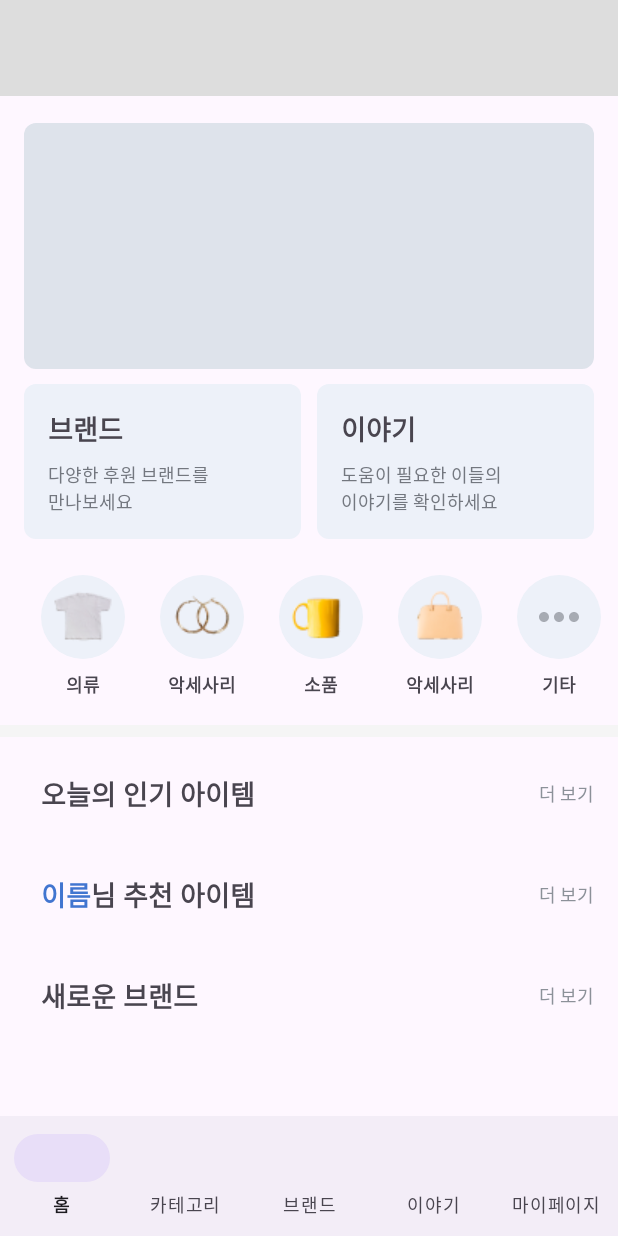
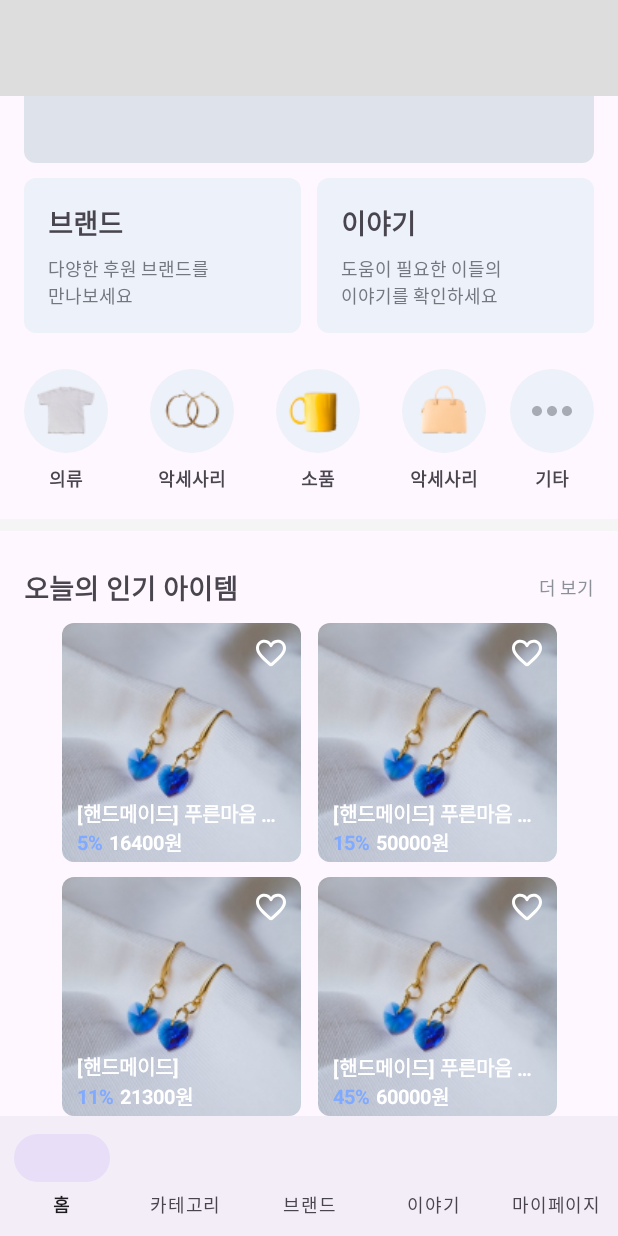
Before and after one commit to UMC-neoul/NEOUL_FRONT, an Android app: the screen it shows after launch (MainActivity), on a phone screen of 412 x 824 dp. Run offline under Robolectric (Android 15) with nearby library versions, the phone set to English and light mode, and no system bars.

Commit message:
Feat: 베스트,추천 아이템 recyclerView 추가

```diff
--- /dev/null
+++ b/Neoul/app/src/main/java/com/example/neoul/data/model/GoodsItem.kt
@@ -0,0 +1,3 @@
+package com.example.neoul.data.model
+
+data class GoodsItem(val title: String, val percent: Int, val price:Int, val goodsImage: String)
--- /dev/null
+++ b/Neoul/app/src/main/java/com/example/neoul/presentation/main/home/BestItemRVAdapter.kt
@@ -0,0 +1,35 @@
+package com.example.neoul.presentation.main.home
+
+import android.provider.ContactsContract.RawContacts.Data
+import android.view.LayoutInflater
+import android.view.ViewGroup
+import androidx.recyclerview.widget.RecyclerView
+import com.example.neoul.data.model.GoodsItem
+import com.example.neoul.databinding.ItemBestBinding
+
+class BestItemRVAdapter(val itemList: ArrayList<GoodsItem>):RecyclerView.Adapter<BestItemRVAdapter.DataViewHolder>() {
+
+    inner class DataViewHolder(private val viewBinding: ItemBestBinding):RecyclerView.ViewHolder(viewBinding.root){
+        fun bind(data: GoodsItem){
+            viewBinding.apply {
+                textTitle.text = data.title
+                textPercent.text = data.percent.toString()
+                textPrice.text = data.price.toString()
+
+            }
+        }
+
+    }
+
+    override fun onCreateViewHolder(parent: ViewGroup, viewType: Int): DataViewHolder {
+        val viewBinding = ItemBestBinding.inflate(LayoutInflater.from(parent.context),parent,false)
+        return DataViewHolder(viewBinding)
+    }
+
+    override fun getItemCount(): Int =itemList.size
+
+    override fun onBindViewHolder(holder: DataViewHolder, position: Int) {
+        holder.bind(itemList[position])
+    }
+
+}
--- a/Neoul/app/src/main/java/com/example/neoul/presentation/main/home/HomeFragment.kt
+++ b/Neoul/app/src/main/java/com/example/neoul/presentation/main/home/HomeFragment.kt
@@ -1,5 +1,12 @@
 package com.example.neoul.presentation.main.home
 
+import android.os.Bundle
+import android.view.LayoutInflater
+import android.view.View
+import android.view.ViewGroup
+import androidx.recyclerview.widget.GridLayoutManager
+import androidx.recyclerview.widget.LinearLayoutManager
+import com.example.neoul.data.model.GoodsItem
 import com.example.neoul.databinding.FragmentHomeBinding
 import com.example.neoul.presentation.BaseFragment
 import com.example.neoul.presentation.main.category.CategoryFragment
@@ -18,4 +25,61 @@ class HomeFragment : BaseFragment<HomeViewModel, FragmentHomeBinding>() {
 
         const val TAG = "HomeFragment"
     }
+
+    private lateinit var viewBinding: FragmentHomeBinding
+    override fun onCreateView(
+        inflater: LayoutInflater,
+        container: ViewGroup?,
+        savedInstanceState: Bundle?
+    ): View? {
+        viewBinding = FragmentHomeBinding.inflate(layoutInflater)
+
+        return viewBinding.root
+    }
+
+    override fun onViewCreated(view: View, savedInstanceState: Bundle?) {
+        super.onViewCreated(view, savedInstanceState)
+        // bestAdapter() 메서드 호출
+        bestAdapter(getDummyItemList()) // 이곳에 적절한 데이터 리스트를 전달해야 합니다.
+        recommandAdapter(getDummyItemList2())
+    }
+
+    private fun bestAdapter(itemList: ArrayList<GoodsItem>) {
+        val dataRVAdapter = BestItemRVAdapter(itemList)
+
+        viewBinding.recyclerBest.adapter = dataRVAdapter
+        viewBinding.recyclerBest.layoutManager =
+            GridLayoutManager(context, 2, LinearLayoutManager.HORIZONTAL, false)
+        dataRVAdapter.notifyDataSetChanged()
+        viewBinding.recyclerBest.setHasFixedSize(true)
+    }
+
+    private fun recommandAdapter(itemList: ArrayList<GoodsItem>) {
+        val dataRVAdapter = BestItemRVAdapter(itemList)
+
+        viewBinding.recyclerRecommend.adapter = dataRVAdapter
+        viewBinding.recyclerRecommend.layoutManager =
+            GridLayoutManager(context, 2, LinearLayoutManager.HORIZONTAL, false)
+        dataRVAdapter.notifyDataSetChanged()
+        viewBinding.recyclerRecommend.setHasFixedSize(true)
+    }
+
+    private fun getDummyItemList(): ArrayList<GoodsItem> {
+        val dummyList = ArrayList<GoodsItem>().apply {
+            add(GoodsItem("[핸드메이드] 푸른마음 귀걸이", 5, 16400, "몰라"))
+            add(GoodsItem("[핸드메이드] ", 11, 21300, "몰라"))
+            add(GoodsItem("[핸드메이드] 푸른마음 귀걸이", 15, 50000, "몰라"))
+            add(GoodsItem("[핸드메이드] 푸른마음 귀걸이", 45, 60000, "몰라"))
+        }
+        return dummyList
+    }
+    private fun getDummyItemList2(): ArrayList<GoodsItem> {
+        val dummyList = ArrayList<GoodsItem>().apply {
+            add(GoodsItem("바다마을 목걸이", 5, 16400, "몰라"))
+            add(GoodsItem("[핸드메이드] ", 11, 21300, "몰라"))
+            add(GoodsItem("[핸드메이드] 푸른마음 귀걸이", 15, 50000, "몰라"))
+            add(GoodsItem("[핸드메이드] 푸른마음 귀걸이", 45, 60000, "몰라"))
+        }
+        return dummyList
+    }
 }
--- /dev/null
+++ b/Neoul/app/src/main/res/drawable/favorite_border.xml
@@ -0,0 +1,9 @@
+<vector xmlns:android="http://schemas.android.com/apk/res/android"
+    android:width="24dp"
+    android:height="24dp"
+    android:viewportWidth="24"
+    android:viewportHeight="24">
+  <path
+      android:pathData="M19.66,4.167C17.02,2.367 13.76,3.207 12,5.267C10.24,3.207 6.98,2.357 4.34,4.167C2.94,5.127 2.06,6.747 2,8.457C1.86,12.337 5.3,15.447 10.55,20.217L10.65,20.307C11.41,20.997 12.58,20.997 13.34,20.297L13.45,20.197C18.7,15.437 22.13,12.327 22,8.447C21.94,6.747 21.06,5.127 19.66,4.167ZM12.1,18.727L12,18.827L11.9,18.727C7.14,14.417 4,11.567 4,8.677C4,6.677 5.5,5.177 7.5,5.177C9.04,5.177 10.54,6.167 11.07,7.537C11.395,8.397 12.612,8.396 12.94,7.537C13.46,6.167 14.96,5.177 16.5,5.177C18.5,5.177 20,6.677 20,8.677C20,11.567 16.86,14.417 12.1,18.727Z"
+      android:fillColor="#ffffff"/>
+</vector>
--- a/Neoul/app/src/main/res/layout/fragment_home.xml
+++ b/Neoul/app/src/main/res/layout/fragment_home.xml
@@ -2,7 +2,8 @@
 <androidx.constraintlayout.widget.ConstraintLayout xmlns:android="http://schemas.android.com/apk/res/android"
     xmlns:app="http://schemas.android.com/apk/res-auto"
     android:layout_width="match_parent"
-    android:layout_height="match_parent">
+    android:layout_height="match_parent"
+    xmlns:tools="http://schemas.android.com/tools">
 
     <ScrollView
         android:layout_width="match_parent"
@@ -117,8 +118,8 @@
                 android:background="@drawable/border_radius_999"
                 android:scaleType="center"
                 android:src="@drawable/shirt"
-                app:layout_constraintEnd_toStartOf="@id/img_accesary"
-                app:layout_constraintStart_toStartOf="@id/view_brand"
+              android:layout_marginLeft="16dp"
+                app:layout_constraintStart_toStartOf="parent"
                 app:layout_constraintTop_toBottomOf="@id/view_brand" />
 
             <TextView
@@ -212,7 +213,7 @@
                 android:scaleType="center"
                 android:src="@drawable/etc"
                 app:layout_constraintEnd_toEndOf="parent"
-                app:layout_constraintStart_toEndOf="@id/img_bag"
+              android:layout_marginRight="16dp"
                 app:layout_constraintTop_toTopOf="@id/img_shirt" />
 
             <TextView
@@ -242,7 +243,7 @@
                 android:text="오늘의 인기 아이템"
                 android:textSize="18sp"
                 android:textStyle="bold"
-                app:layout_constraintStart_toStartOf="@id/img_shirt"
+                app:layout_constraintStart_toStartOf="@id/img_board"
                 app:layout_constraintTop_toBottomOf="@id/view_border" />
 
             <TextView
@@ -261,7 +262,9 @@
                 android:id="@+id/recycler_best"
                 android:layout_width="wrap_content"
                 android:layout_height="wrap_content"
-                app:layout_constraintStart_toStartOf="@id/text_best"
+                app:layout_constraintStart_toStartOf="parent"
+                app:layout_constraintEnd_toEndOf="parent"
+                tools:listitem="@layout/item_best"
                 app:layout_constraintTop_toBottomOf="@id/text_best" />
 
             <TextView
@@ -273,7 +276,7 @@
                 android:textColor="@color/primary50"
                 android:textSize="18sp"
                 android:textStyle="bold"
-                app:layout_constraintStart_toStartOf="@id/img_shirt"
+                app:layout_constraintStart_toStartOf="@id/img_board"
                 app:layout_constraintTop_toBottomOf="@id/recycler_best" />
 
 
@@ -305,7 +308,9 @@
                 android:id="@+id/recycler_recommend"
                 android:layout_width="wrap_content"
                 android:layout_height="wrap_content"
-                app:layout_constraintStart_toStartOf="@id/text_name"
+                app:layout_constraintStart_toStartOf="parent"
+                app:layout_constraintEnd_toEndOf="parent"
+                android:layout_marginHorizontal="16dp"
                 app:layout_constraintTop_toBottomOf="@id/text_name" />
 
             <TextView
@@ -316,7 +321,7 @@
                 android:text="새로운 브랜드"
                 android:textSize="18sp"
                 android:textStyle="bold"
-                app:layout_constraintStart_toStartOf="@id/img_shirt"
+                app:layout_constraintStart_toStartOf="@id/img_board"
                 app:layout_constraintTop_toBottomOf="@id/recycler_recommend" />
 
             <TextView
@@ -337,7 +342,8 @@
                 android:layout_height="wrap_content"
                 android:paddingBottom="96dp"
                 app:layout_constraintStart_toStartOf="@id/text_name"
-                app:layout_constraintTop_toBottomOf="@id/text_new_brand" />
+                app:layout_constraintTop_toBottomOf="@id/text_new_brand"
+                tools:listitem="@layout/item_best"/>
 
 
         </androidx.constraintlayout.widget.ConstraintLayout>
--- /dev/null
+++ b/Neoul/app/src/main/res/layout/item_best.xml
@@ -0,0 +1,101 @@
+<?xml version="1.0" encoding="utf-8"?>
+<androidx.constraintlayout.widget.ConstraintLayout xmlns:android="http://schemas.android.com/apk/res/android"
+    xmlns:app="http://schemas.android.com/apk/res-auto"
+    android:layout_width="160dp"
+    android:layout_height="wrap_content"
+    android:layout_marginTop="10dp"
+    android:layout_marginHorizontal="5dp"
+ >
+
+    <ImageView
+        android:id="@+id/img_item"
+        android:layout_width="wrap_content"
+        android:layout_height="0dp"
+        android:background="@drawable/border_radius_8"
+        android:clipToOutline="true"
+        android:scaleType="centerCrop"
+        android:src="@drawable/base"
+        app:layout_constraintStart_toStartOf="parent"
+        app:layout_constraintEnd_toEndOf="parent"
+        app:layout_constraintDimensionRatio="1:1"
+        app:layout_constraintTop_toTopOf="parent"
+        app:layout_constraintBottom_toBottomOf="parent"/>
+
+    <ImageView
+        android:layout_width="wrap_content"
+        android:layout_height="wrap_content"
+        android:layout_margin="8dp"
+        android:src="@drawable/favorite_border"
+        app:layout_constraintEnd_toEndOf="@id/img_item"
+        app:layout_constraintTop_toTopOf="@id/img_item" />
+
+    <TextView
+        android:id="@+id/text_title"
+        android:layout_width="wrap_content"
+        android:layout_height="wrap_content"
+        android:paddingHorizontal="10dp"
+        android:maxLines="1"
+        android:ellipsize="end"
+        android:text="바다마을 목걸이"
+        android:textColor="@color/white"
+        android:textSize="13sp"
+        android:textStyle="bold"
+
+        app:layout_constraintBottom_toTopOf="@id/text_percent"
+        app:layout_constraintStart_toStartOf="@id/img_item"
+  />
+
+    <TextView
+        android:id="@+id/text_percent"
+        android:layout_width="wrap_content"
+        android:layout_height="wrap_content"
+        android:layout_marginBottom="4dp"
+        android:text="11"
+        android:textColor="@color/primary70"
+        android:textSize="13sp"
+        android:textStyle="bold"
+        android:paddingLeft="10dp"
+        app:layout_constraintBottom_toBottomOf="@id/img_item"
+        app:layout_constraintStart_toStartOf="@id/text_title" />
+
+    <TextView
+        android:id="@+id/text_percent2"
+        android:layout_width="wrap_content"
+        android:layout_height="wrap_content"
+        android:text="%"
+        android:textColor="@color/primary70"
+        android:textSize="13sp"
+        android:textStyle="bold"
+        app:layout_constraintBottom_toBottomOf="@id/text_percent"
+        app:layout_constraintStart_toEndOf="@id/text_percent"
+        app:layout_constraintTop_toTopOf="@id/text_percent" />
+
+    <TextView
+        android:id="@+id/text_price"
+        android:layout_width="wrap_content"
+        android:layout_height="wrap_content"
+        android:layout_marginLeft="4dp"
+        android:text="20,100"
+        android:textColor="@color/white"
+        android:textSize="13sp"
+        android:textStyle="bold"
+        app:layout_constraintBottom_toBottomOf="@id/text_percent"
+        app:layout_constraintStart_toEndOf="@id/text_percent2"
+        app:layout_constraintTop_toTopOf="@id/text_percent" />
+
+    <TextView
+
+        android:layout_width="wrap_content"
+        android:layout_height="wrap_content"
+        android:text="원"
+        android:textColor="@color/white"
+        android:textSize="13sp"
+        android:textStyle="bold"
+        app:layout_constraintBottom_toBottomOf="@id/text_percent"
+        app:layout_constraintStart_toEndOf="@id/text_price"
+        app:layout_constraintTop_toTopOf="@id/text_percent"
+
+        />
+
+
+</androidx.constraintlayout.widget.ConstraintLayout>
--- a/Neoul/app/src/main/res/values/colors.xml
+++ b/Neoul/app/src/main/res/values/colors.xml
@@ -8,4 +8,5 @@
     <color name="warmGray98">#F5F5F5</color>
     <color name="warmGray10">#1A1C1E</color>
     <color name="primary50">#4175D0</color>
+    <color name="primary70">#80AAFF</color>
 </resources>
```
Also changed, not shown: Neoul/app/src/main/res/drawable/base.png (added).
